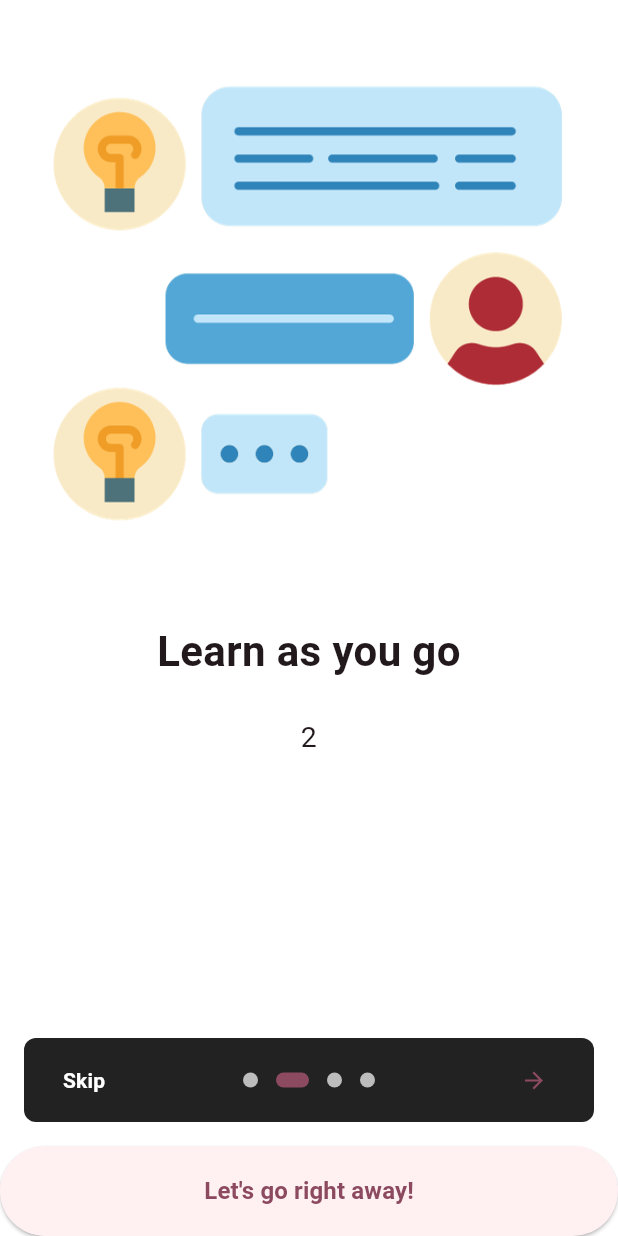
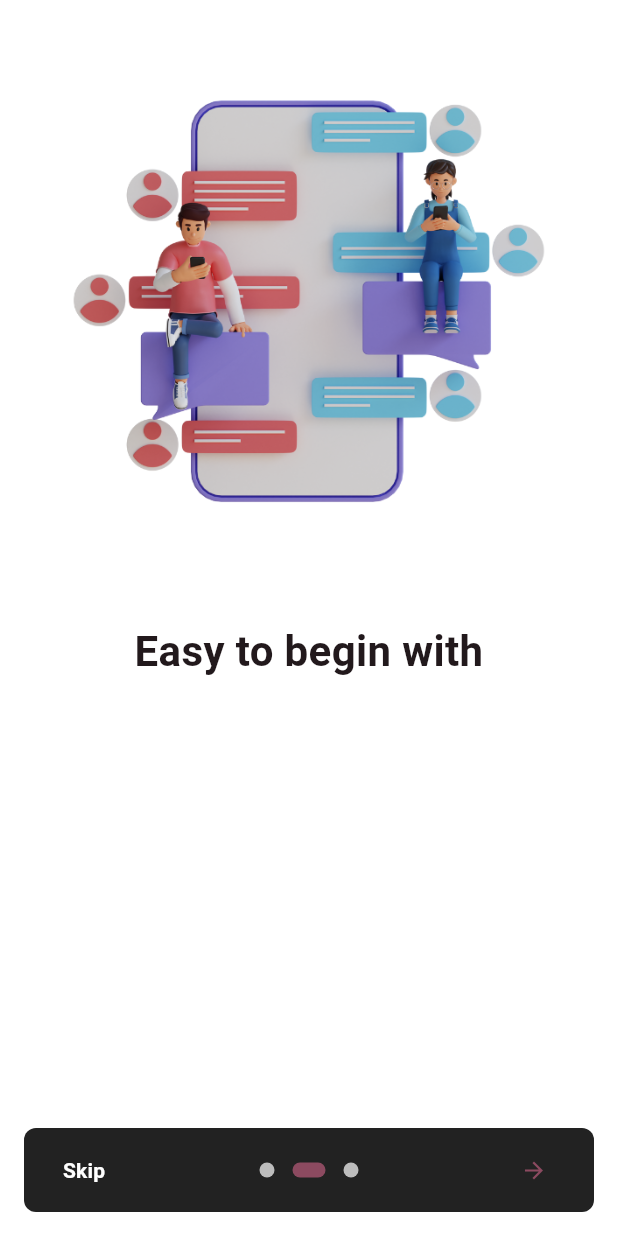
Before and after one commit to Utsav-Stha/chat_app, a Flutter app: the screen it shows after launch, swiped to page 2, on a phone screen of 412 x 824 dp. Run offline on Flutter 3.47's test engine with Material 3 defaults, Android fonts, the light colour scheme and no system bars; drawn by our look-alikes of introduction_screen.

Commit message:
Unwanted code of OnBoarding Page deleted

```diff
--- a/lib/features/onboard/OnBoardingPage.dart
+++ b/lib/features/onboard/OnBoardingPage.dart
@@ -1,8 +1,6 @@
 import 'package:flutter/foundation.dart';
 import 'package:flutter/material.dart';
-
 import 'package:introduction_screen/introduction_screen.dart';
-
 import '../../bottom_navigation.dart';
 
 class OnBoardingPage extends StatefulWidget {
@@ -21,15 +19,6 @@ class OnBoardingPageState extends State<OnBoardingPage> {
     );
   }
 
-  // Widget _buildFullscreenImage() {
-  //   return Image.asset(
-  //     'assets/fullscreen.jpg',
-  //     fit: BoxFit.cover,
-  //     height: double.infinity,
-  //     width: double.infinity,
-  //     alignment: Alignment.center,
-  //   );
-  // }
 
   Widget _buildImage(String assetName, [double width = 350]) {
     return Image.asset('assets/$assetName', width: width);
@@ -43,7 +32,7 @@ class OnBoardingPageState extends State<OnBoardingPage> {
       titleTextStyle: TextStyle(fontSize: 28.0, fontWeight: FontWeight.w700),
       bodyTextStyle: bodyStyle,
       bodyPadding: EdgeInsets.fromLTRB(16.0, 0.0, 16.0, 16.0),
-      pageColor: Colors.white,
+      pageColor: Colors.white24,
       imagePadding: EdgeInsets.zero,
     );
 
@@ -53,55 +42,30 @@ class OnBoardingPageState extends State<OnBoardingPage> {
       allowImplicitScrolling: true,
       autoScrollDuration: 3000,
       infiniteAutoScroll: true,
-           globalFooter: SizedBox(
-        width: double.infinity,
-        height: 60,
-        child: ElevatedButton(
-          child: const Text(
-            'Let\'s go right away!',
-            style: TextStyle(fontSize: 16.0, fontWeight: FontWeight.bold),
-          ),
-          onPressed: () => _onIntroEnd(context),
-        ),
-      ),
       pages: [
         PageViewModel(
-          title: "Fractional shares",
+          title: "Interactive chat features",
           body:
-          "1",
-          image: _buildImage('intro_screen1.png'),
-          decoration: pageDecoration,
-        ),
-        PageViewModel(
-          title: "Learn as you go",
-          body:
-          "2",
+          "",
           image: _buildImage('intro_screen_4.png'),
           decoration: pageDecoration,
         ),
         PageViewModel(
-          title: "Kids and teens",
+          title: "Easy to begin with",
           body:
-          "3",
+          "",
           image: _buildImage('intro_screen_5.png'),
           decoration: pageDecoration,
         ),
 
         PageViewModel(
-          title: "Title of last page - reversed",
-          bodyWidget: const Row(
-            mainAxisAlignment: MainAxisAlignment.center,
-            children: [
-              Text("Click on ", style: bodyStyle),
-              Icon(Icons.edit),
-              Text(" to edit a post", style: bodyStyle),
-            ],
-          ),
+          title: "Click done and start texting",
+          body: '',
           decoration: pageDecoration.copyWith(
             bodyFlex: 2,
             imageFlex: 4,
             bodyAlignment: Alignment.bottomCenter,
-            imageAlignment: Alignment.topCenter,
+            imageAlignment: Alignment.center,
           ),
           image: _buildImage('intro_screen_6.png'),
           reverse: true,
```
